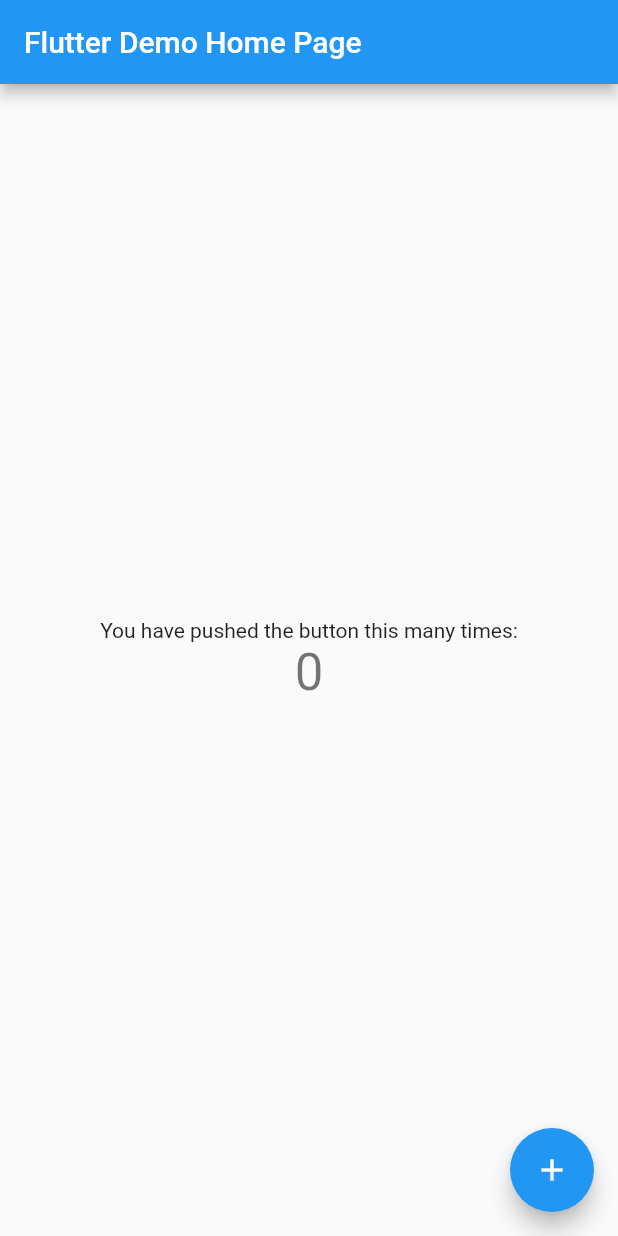
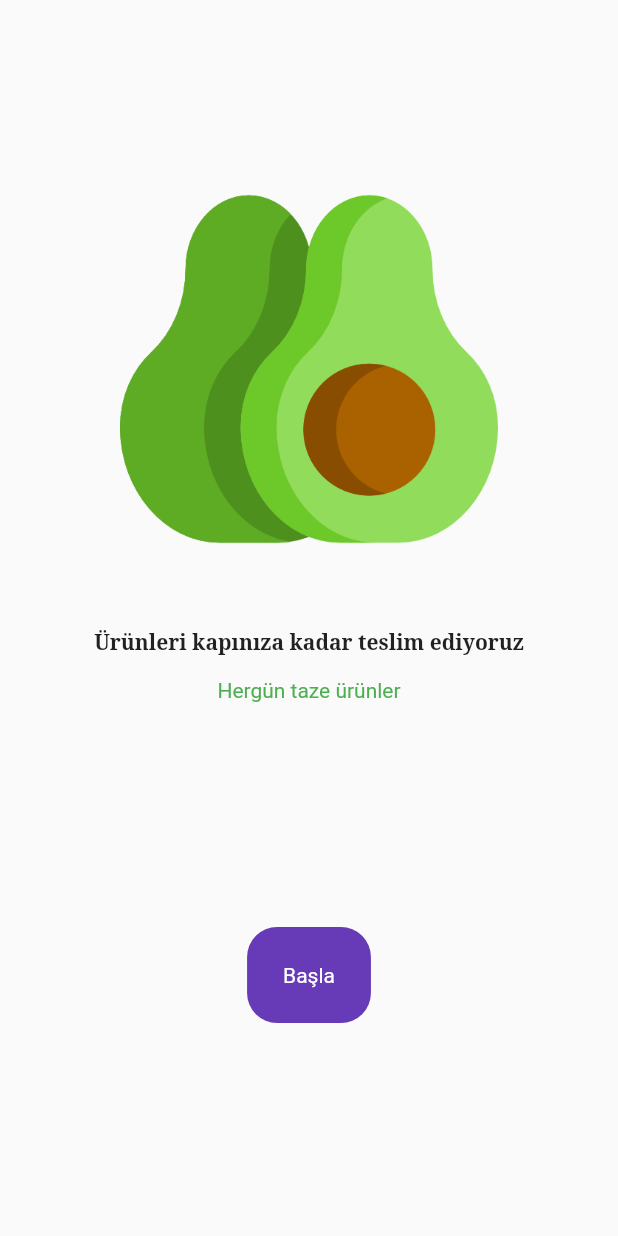
Before and after one commit to agbabaumut/grocery_shop_app, a Flutter app: the screen it shows after launch, on a phone screen of 412 x 824 dp. Run offline on Flutter 3.47's test engine with Material 2 defaults, Android fonts, the phone set to English and light mode, and no system bars; our stand-ins replace google_fonts.

Commit message:
finished the ui

```diff
--- a/lib/main.dart
+++ b/lib/main.dart
@@ -1,115 +1,22 @@
 import 'package:flutter/material.dart';
+import 'package:grocery_shop_app/model/cart_model.dart';
+import 'package:grocery_shop_app/pages/intro_page.dart';
+import 'package:provider/provider.dart';
 
-void main() {
-  runApp(const MyApp());
-}
+void main() => runApp(MyApp());
 
 class MyApp extends StatelessWidget {
-  const MyApp({Key? key}) : super(key: key);
-
-  // This widget is the root of your application.
   @override
   Widget build(BuildContext context) {
-    return MaterialApp(
-      title: 'Flutter Demo',
-      theme: ThemeData(
-        // This is the theme of your application.
-        //
-        // Try running your application with "flutter run". You'll see the
-        // application has a blue toolbar. Then, without quitting the app, try
-        // changing the primarySwatch below to Colors.green and then invoke
-        // "hot reload" (press "r" in the console where you ran "flutter run",
-        // or simply save your changes to "hot reload" in a Flutter IDE).
-        // Notice that the counter didn't reset back to zero; the application
-        // is not restarted.
-        primarySwatch: Colors.blue,
+    return ChangeNotifierProvider(
+      create: (BuildContext context) {
+        return CartModel();
+      },
+      child: const MaterialApp(
+        debugShowCheckedModeBanner: false,
+        title: 'Material App',
+        home: IntroPage(),
       ),
-      home: const MyHomePage(title: 'Flutter Demo Home Page'),
     );
   }
 }
-
-class MyHomePage extends StatefulWidget {
-  const MyHomePage({Key? key, required this.title}) : super(key: key);
-
-  // This widget is the home page of your application. It is stateful, meaning
-  // that it has a State object (defined below) that contains fields that affect
-  // how it looks.
-
-  // This class is the configuration for the state. It holds the values (in this
-  // case the title) provided by the parent (in this case the App widget) and
-  // used by the build method of the State. Fields in a Widget subclass are
-  // always marked "final".
-
-  final String title;
-
-  @override
-  State<MyHomePage> createState() => _MyHomePageState();
-}
-
-class _MyHomePageState extends State<MyHomePage> {
-  int _counter = 0;
-
-  void _incrementCounter() {
-    setState(() {
-      // This call to setState tells the Flutter framework that something has
-      // changed in this State, which causes it to rerun the build method below
-      // so that the display can reflect the updated values. If we changed
-      // _counter without calling setState(), then the build method would not be
-      // called again, and so nothing would appear to happen.
-      _counter++;
-    });
-  }
-
-  @override
-  Widget build(BuildContext context) {
-    // This method is rerun every time setState is called, for instance as done
-    // by the _incrementCounter method above.
-    //
-    // The Flutter framework has been optimized to make rerunning build methods
-    // fast, so that you can just rebuild anything that needs updating rather
-    // than having to individually change instances of widgets.
-    return Scaffold(
-      appBar: AppBar(
-        // Here we take the value from the MyHomePage object that was created by
-        // the App.build method, and use it to set our appbar title.
-        title: Text(widget.title),
-      ),
-      body: Center(
-        // Center is a layout widget. It takes a single child and positions it
-        // in the middle of the parent.
-        child: Column(
-          // Column is also a layout widget. It takes a list of children and
-          // arranges them vertically. By default, it sizes itself to fit its
-          // children horizontally, and tries to be as tall as its parent.
-          //
-          // Invoke "debug painting" (press "p" in the console, choose the
-          // "Toggle Debug Paint" action from the Flutter Inspector in Android
-          // Studio, or the "Toggle Debug Paint" command in Visual Studio Code)
-          // to see the wireframe for each widget.
-          //
-          // Column has various properties to control how it sizes itself and
-          // how it positions its children. Here we use mainAxisAlignment to
-          // center the children vertically; the main axis here is the vertical
-          // axis because Columns are vertical (the cross axis would be
-          // horizontal).
-          mainAxisAlignment: MainAxisAlignment.center,
-          children: <Widget>[
-            const Text(
-              'You have pushed the button this many times:',
-            ),
-            Text(
-              '$_counter',
-              style: Theme.of(context).textTheme.headline4,
-            ),
-          ],
-        ),
-      ),
-      floatingActionButton: FloatingActionButton(
-        onPressed: _incrementCounter,
-        tooltip: 'Increment',
-        child: const Icon(Icons.add),
-      ), // This trailing comma makes auto-formatting nicer for build methods.
-    );
-  }
-}
--- /dev/null
+++ b/lib/model/cart_model.dart
@@ -0,0 +1,35 @@
+import 'package:flutter/material.dart';
+
+class CartModel extends ChangeNotifier {
+  final List _shopItems = const [
+    // [ itemName, itemPrice, imagePath, color ]
+    ["Avokado", "4.00", "lib/images/avocado.png", Colors.green],
+    ["Muz", "2.50", "lib/images/banana.png", Colors.yellow],
+    ["Tavuk", "12.80", "lib/images/chicken.png", Colors.brown],
+    ["Su", "1.00", "lib/images/water.png", Colors.blue],
+  ];
+
+  final List _cartItems = [];
+
+  get cartItems => _cartItems;
+
+  get shopItems => _shopItems;
+
+  void addItemToCart(int index) {
+    _cartItems.add(_shopItems[index]);
+    notifyListeners();
+  }
+
+  void removeItemFromCart(int index) {
+    _cartItems.removeAt(index);
+    notifyListeners();
+  }
+
+  String calculateTotal() {
+    double totalPrice = 0;
+    for (int i = 0; i < cartItems.length; i++) {
+      totalPrice += double.parse(cartItems[i][1]);
+    }
+    return totalPrice.toStringAsFixed(2);
+  }
+}
--- /dev/null
+++ b/lib/pages/intro_page.dart
@@ -0,0 +1,115 @@
+import 'package:flutter/material.dart';
+import 'package:google_fonts/google_fonts.dart';
+
+import 'home_page.dart';
+
+class IntroPage extends StatelessWidget {
+  const IntroPage({Key? key}) : super(key: key);
+
+  @override
+  Widget build(BuildContext context) {
+    return Scaffold(
+      body: Column(
+        children: const [
+          //logo
+          MainLogoWidget(),
+
+          // text
+
+          MainHeaderWidget(),
+          // subtitle
+
+          MainSubheaderWidget(),
+          Spacer(),
+
+          StartButtonWidget(),
+          Spacer(),
+        ],
+      ),
+    );
+  }
+}
+
+class StartButtonWidget extends StatelessWidget {
+  const StartButtonWidget({
+    Key? key,
+  }) : super(key: key);
+
+  @override
+  Widget build(BuildContext context) {
+    return GestureDetector(
+      onTap: () => Navigator.pushReplacement(
+        context,
+        MaterialPageRoute(
+          builder: (context) {
+            return const HomePage();
+          },
+        ),
+      ),
+      child: Container(
+        decoration: BoxDecoration(
+          color: Colors.deepPurple,
+          borderRadius: BorderRadius.circular(20),
+        ),
+        padding: const EdgeInsets.all(24),
+        child: const Text(
+          "Başla",
+          style: TextStyle(
+            color: Colors.white,
+          ),
+        ),
+      ),
+    );
+  }
+}
+
+class MainSubheaderWidget extends StatelessWidget {
+  const MainSubheaderWidget({
+    Key? key,
+  }) : super(key: key);
+
+  @override
+  Widget build(BuildContext context) {
+    return const Padding(
+      padding: EdgeInsets.all(8.0),
+      child: Text(
+        "Hergün taze ürünler",
+        style: TextStyle(fontWeight: FontWeight.w400, color: Colors.green),
+      ),
+    );
+  }
+}
+
+class MainHeaderWidget extends StatelessWidget {
+  const MainHeaderWidget({
+    Key? key,
+  }) : super(key: key);
+
+  @override
+  Widget build(BuildContext context) {
+    return Padding(
+      padding: const EdgeInsets.all(8.0),
+      child: Text(
+        "Ürünleri kapınıza kadar teslim ediyoruz",
+        textAlign: TextAlign.center,
+        style: GoogleFonts.notoSerif(
+          fontWeight: FontWeight.bold,
+        ),
+      ),
+    );
+  }
+}
+
+class MainLogoWidget extends StatelessWidget {
+  const MainLogoWidget({
+    Key? key,
+  }) : super(key: key);
+
+  @override
+  Widget build(BuildContext context) {
+    return Padding(
+      padding: const EdgeInsets.only(top: 120, bottom: 40, left: 80, right: 80),
+      child: Image.asset("lib/images/avocado.png"),
+    );
+  }
+}
--- a/pubspec.yaml
+++ b/pubspec.yaml
@@ -34,6 +34,8 @@ dependencies:
   # The following adds the Cupertino Icons font to your application.
   # Use with the CupertinoIcons class for iOS style icons.
   cupertino_icons: ^1.0.2
+  google_fonts: 2.1.0
+  provider:
 
 dev_dependencies:
   flutter_test:
@@ -58,7 +60,9 @@ flutter:
   uses-material-design: true
 
   # To add assets to your application, add an assets section, like this:
-  # assets:
+  assets:
+   - lib/images/
+
   #   - images/a_dot_burr.jpeg
   #   - images/a_dot_ham.jpeg
 
```
Also changed, not shown: lib/components/grocery_item_tile.dart (added, +64 -0 lines), lib/pages/cart_page.dart (added, +147 -0 lines), lib/pages/home_page.dart (added, +186 -0 lines), lib/images/avocado.png (added), lib/images/banana.png (added), lib/images/chicken.png (added), lib/images/water.png (added), pubspec.lock, 14 other files.
